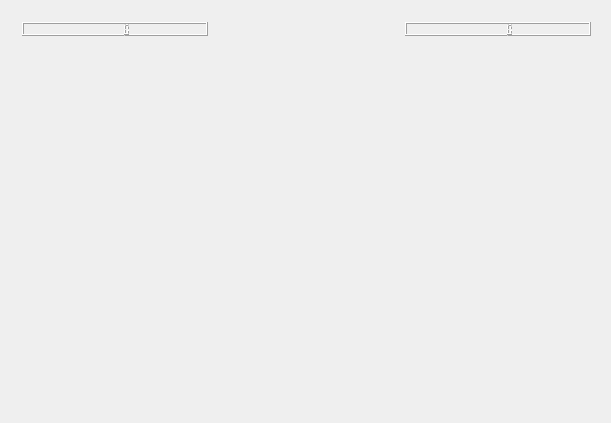
The window that miner.ui (BaranovMykola/Miner) describes before a commit, drawn with Qt 5.
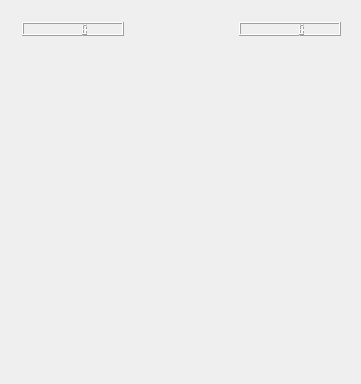
The same window after the commit. Icons and pictures are not drawn.

Commit message: Implementig smart layout position

Patch:
```diff
--- a/miner.ui
+++ b/miner.ui
@@ -6,8 +6,8 @@
    <rect>
     <x>0</x>
     <y>0</y>
-    <width>611</width>
-    <height>423</height>
+    <width>361</width>
+    <height>384</height>
    </rect>
   </property>
   <property name="windowTitle">
@@ -19,7 +19,7 @@
      <rect>
       <x>11</x>
       <y>11</y>
-      <width>591</width>
+      <width>341</width>
       <height>36</height>
      </rect>
     </property>
@@ -50,11 +50,15 @@
      <rect>
       <x>10</x>
       <y>50</y>
-      <width>591</width>
-      <height>331</height>
+      <width>341</width>
+      <height>301</height>
      </rect>
     </property>
-    <layout class="QVBoxLayout" name="fieldBox"/>
+    <layout class="QGridLayout" name="gridLayout">
+     <item row="0" column="0">
+      <layout class="QVBoxLayout" name="fieldBox"/>
+     </item>
+    </layout>
    </widget>
   </widget>
   <widget class="QMenuBar" name="menuBar">
```
Left out of the diff: 6 changed lines with no effect on the pictures. The commit also changes 2 other files.
